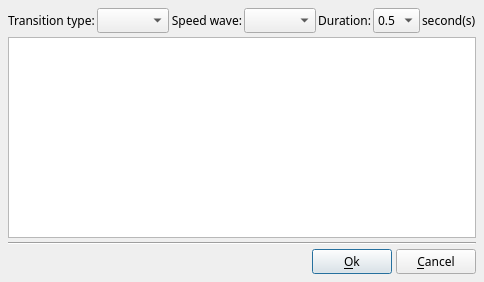
Before: the Qt Designer form src/ffDiaporama/DlgTransition/DlgTransitionProperties.ui in boenki/ffdiaporama, drawn with Qt 5.
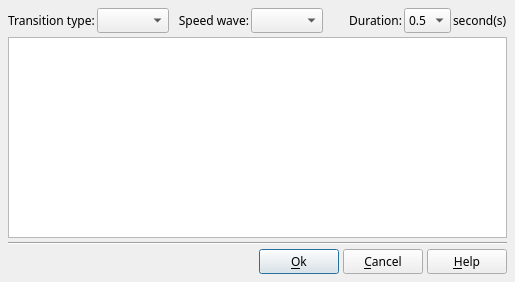
After: the same form once the commit is applied. Icons and pictures are not drawn. Custom widgets are drawn as their Qt base class.

The edit to the form file:
```diff
--- a/src/ffDiaporama/DlgTransition/DlgTransitionProperties.ui
+++ b/src/ffDiaporama/DlgTransition/DlgTransitionProperties.ui
@@ -6,7 +6,7 @@
    <rect>
     <x>0</x>
     <y>0</y>
-    <width>476</width>
+    <width>515</width>
     <height>282</height>
    </rect>
   </property>
@@ -294,6 +294,20 @@
        </property>
       </widget>
      </item>
+     <item>
+      <widget class="QPushButton" name="HelpBt">
+       <property name="toolTip">
+        <string>Show help about this dialogue box</string>
+       </property>
+       <property name="text">
+        <string>&amp;Help</string>
+       </property>
+       <property name="icon">
+        <iconset resource="../../../RSCffDiaporama.qrc">
+         <normaloff>:/img/help.png</normaloff>:/img/help.png</iconset>
+       </property>
+      </widget>
+     </item>
     </layout>
    </item>
   </layout>
```
Left out of the diff: 38 changed lines with no effect on the pictures.
